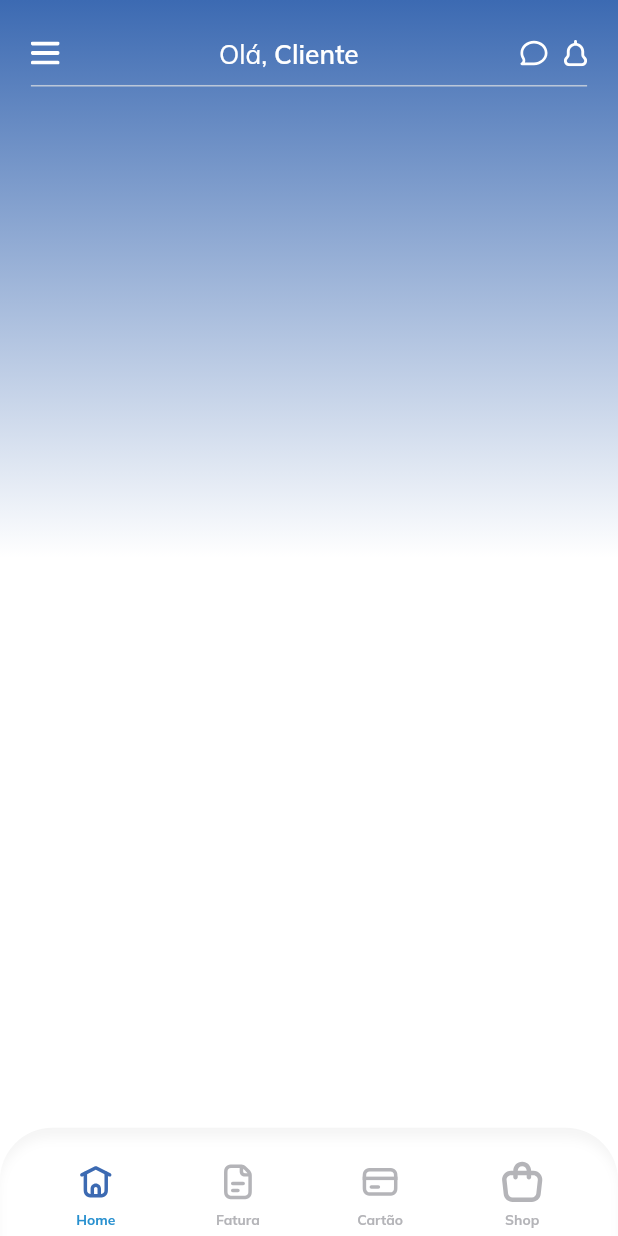
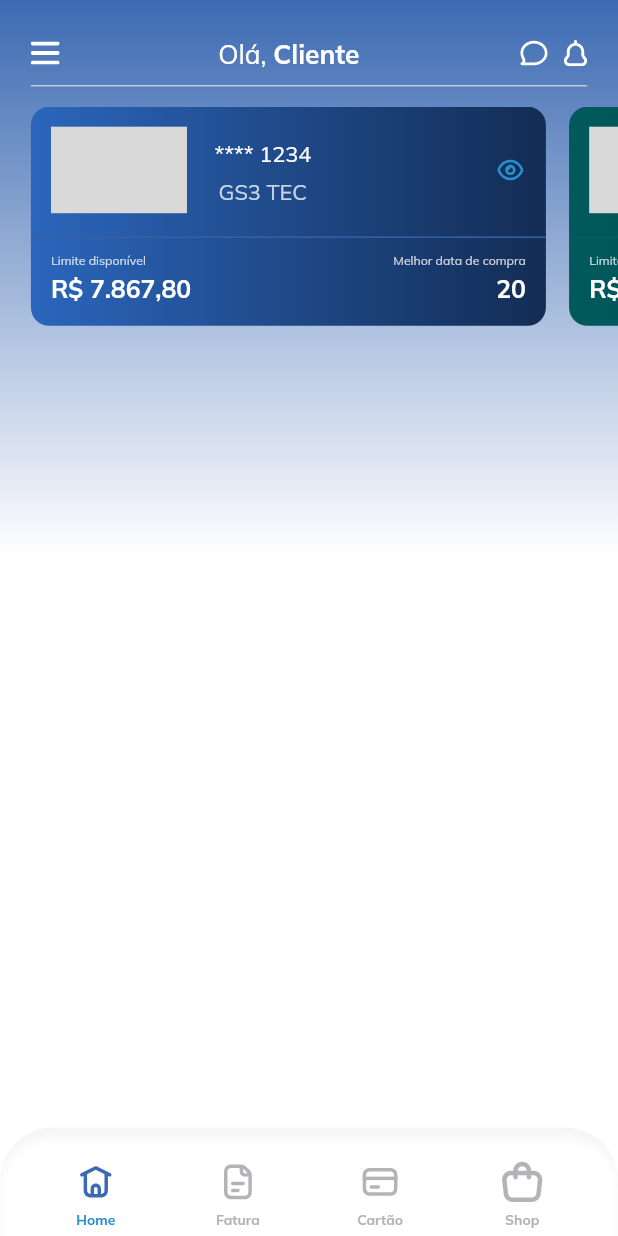
Before and after one commit to Marcoslima016/desafio_gs3, a Flutter app: the screen it shows after launch, on a phone screen of 412 x 824 dp. Run offline on Flutter 3.47's test engine with Material 2 defaults, Android fonts, the phone set to English and light mode, and no system bars; our stand-ins replace flutter_screenutil, flutter_svg, google_fonts.

Commit message:
feat: Cards Horizontal List

```diff
--- a/lib/app/modules/home/presentation/home.view.dart
+++ b/lib/app/modules/home/presentation/home.view.dart
@@ -22,7 +22,11 @@ class _HomeViewState extends State<HomeView> {
       body: PageBackground(
         child: Column(
           children: const [
+            //-------- TOP BAR --------
             HomeTopBar(),
+
+            //-------- BANK CARDS --------
+            CardsHorizontalList(),
           ],
         ),
       ),
--- a/lib/app/modules/home/presentation/widgets/cards_horizontal_list/cards_horizontal_list.imports.dart
+++ b/lib/app/modules/home/presentation/widgets/cards_horizontal_list/cards_horizontal_list.imports.dart
@@ -0,0 +1,2 @@
+export 'cards_horizontal_list.imports.dart';
+export './presentation/presentation.imports.dart';
--- /dev/null
+++ b/lib/app/modules/home/presentation/widgets/cards_horizontal_list/presentation/cards_horizontal_list.controller.dart
@@ -0,0 +1,29 @@
+class CardsHorizontalListController {
+  List<BankCardDetails> cardsList = [
+    BankCardDetails(
+      cardNumber: "111 222",
+      name: "GS3 TEC",
+      limit: 7867.80,
+      bestDayToBuy: 20,
+    ),
+    BankCardDetails(
+      cardNumber: "111 222",
+      name: "GS3 TEC",
+      limit: 7867.80,
+      bestDayToBuy: 20,
+    ),
+  ];
+}
+
+class BankCardDetails {
+  final String cardNumber;
+  final String name;
+  final double limit;
+  final int bestDayToBuy;
+  BankCardDetails({
+    required this.cardNumber,
+    required this.name,
+    required this.limit,
+    required this.bestDayToBuy,
+  });
+}
--- /dev/null
+++ b/lib/app/modules/home/presentation/widgets/cards_horizontal_list/presentation/cards_horizontal_list.view.dart
@@ -0,0 +1,50 @@
+import 'package:flutter/cupertino.dart';
+import 'package:flutter/src/widgets/container.dart';
+import 'package:flutter/src/widgets/framework.dart';
+import 'package:flutter_screenutil/flutter_screenutil.dart';
+
+import 'presentation.imports.dart';
+
+class CardsHorizontalList extends StatefulWidget {
+  const CardsHorizontalList({super.key});
+
+  @override
+  State<CardsHorizontalList> createState() => _CardsHorizontalListState();
+}
+
+class _CardsHorizontalListState extends State<CardsHorizontalList> {
+  late final CardsHorizontalListController controller;
+
+  @override
+  void initState() {
+    controller = CardsHorizontalListController();
+    super.initState();
+  }
+
+  @override
+  Widget build(BuildContext context) {
+    return Container(
+      width: 1.sw,
+      margin: EdgeInsets.only(top: 13.sp),
+      child: SingleChildScrollView(
+        scrollDirection: Axis.horizontal,
+        child: Row(
+          mainAxisAlignment: MainAxisAlignment.center,
+          children: List<Widget>.generate(
+            controller.cardsList.length,
+            (index) {
+              return Row(
+                children: [
+                  index == 0 ? SizedBox(width: 18.w) : Container(),
+                  BankCard(
+                    index: index,
+                  ),
+                ],
+              );
+            },
+          ),
+        ),
+      ),
+    );
+  }
+}
--- /dev/null
+++ b/lib/app/modules/home/presentation/widgets/cards_horizontal_list/presentation/presentation.imports.dart
@@ -0,0 +1,4 @@
+export 'cards_horizontal_list.controller.dart';
+export 'cards_horizontal_list.view.dart';
+export 'presentation.imports.dart';
+export './widgets/widgets.imports.dart';
--- /dev/null
+++ b/lib/app/modules/home/presentation/widgets/cards_horizontal_list/presentation/widgets/bank_card.widget.dart
@@ -0,0 +1,175 @@
+import 'package:desafio_gs3/lib.imports.dart';
+import 'package:flutter/material.dart';
+import 'package:flutter/src/widgets/container.dart';
+import 'package:flutter/src/widgets/framework.dart';
+import 'package:flutter_screenutil/flutter_screenutil.dart';
+import 'package:flutter_svg/svg.dart';
+
+class BankCard extends StatelessWidget {
+  const BankCard({
+    super.key,
+    required this.index,
+  });
+
+  final int index;
+
+  static const List<List<Color>> grandientColorsVariations = [
+    [Color(0xff2B66BC), Color(0xff132D55)],
+    [Color.fromARGB(255, 1, 89, 91), Color(0xff005153)],
+  ];
+
+  static const List<Color> dividerColorsVariations = [
+    Color(0xff3660A1),
+    Color.fromARGB(255, 3, 95, 97),
+  ];
+
+  @override
+  Widget build(BuildContext context) {
+    return Container(
+      width: 300.w,
+      // height: 140.h,
+      margin: EdgeInsets.only(right: 15.sp),
+      // padding: EdgeInsets.all(13.sp),
+      decoration: BoxDecoration(
+        borderRadius: BorderRadius.circular(12.sp),
+        gradient: LinearGradient(
+          begin: Alignment.centerLeft,
+          end: Alignment.centerRight,
+          stops: [0, 0.99],
+          colors: [
+            grandientColorsVariations[index][0],
+            grandientColorsVariations[index][1],
+          ],
+        ),
+      ),
+      child: Column(
+        children: [
+          Padding(
+            padding: EdgeInsets.only(
+              left: 13.sp,
+              top: 13.sp,
+              right: 13.sp,
+            ),
+            child: Row(
+              children: [
+                //--------- IMAGEM ---------
+                Container(
+                  width: 88.sp,
+                  height: 56.sp,
+                  decoration: BoxDecoration(
+                    color: Color(0xffD9D9D9),
+                  ),
+                ),
+
+                //--------- DADOS ---------
+                Padding(
+                  padding: EdgeInsets.only(left: 16.w),
+                  child: Column(
+                    children: [
+                      AText.bodyMedium(
+                        "**** 1234",
+                      ),
+                      Opacity(
+                        opacity: 0.76,
+                        child: AText.bodyMedium(
+                          "GS3 TEC",
+                        ),
+                      ),
+                    ],
+                  ),
+                ),
+
+                Expanded(
+                  child: Container(),
+                ),
+
+                //--------- BOTAO VER MAIS ---------
+                SvgPicture.asset(
+                  "assets/icons/Eye.svg",
+                  color: AppTheme.colors.secondary,
+                  width: 18.w,
+                  fit: BoxFit.fitWidth,
+                ),
+              ],
+            ),
+          ),
+
+          //--------- DIVIDER ---------
+          Container(
+            width: 1.sw,
+            height: 1.h,
+            margin: EdgeInsets.only(top: 15.h),
+            color: dividerColorsVariations[index],
+          ),
+
+          Padding(
+            padding: EdgeInsets.only(
+              top: 6.5.sp,
+              left: 13.sp,
+              right: 13.sp,
+              bottom: 13.sp,
+            ),
+            child: Row(
+              mainAxisAlignment: MainAxisAlignment.spaceBetween,
+              children: [
+                //
+                //------ LIMITE DISPONIVEL ------
+                Column(
+                  crossAxisAlignment: CrossAxisAlignment.start,
+                  children: [
+                    SizedBox(
+                      height: 13.sp,
+                      child: Column(
+                        mainAxisAlignment: MainAxisAlignment.end,
+                        children: [
+                          Opacity(
+                            opacity: 0.76,
+                            child: AText.labelSmall(
+                              "Limite disponível",
+                            ),
+                          ),
+                        ],
+                      ),
+                    ),
+                    SizedBox(height: 4.h),
+                    AText.bodyLarge(
+                      "R\$ 7.867,80",
+                      lineHeight: 1.25,
+                    ),
+                  ],
+                ),
+
+                //------ MELHOR DATA DE COMPRA ------
+
+                Column(
+                  crossAxisAlignment: CrossAxisAlignment.end,
+                  children: [
+                    SizedBox(
+                      height: 13.sp,
+                      child: Column(
+                        mainAxisAlignment: MainAxisAlignment.end,
+                        children: [
+                          Opacity(
+                            opacity: 0.76,
+                            child: AText.labelSmall(
+                              "Melhor data de compra",
+                            ),
+                          ),
+                        ],
+                      ),
+                    ),
+                    SizedBox(height: 4.h),
+                    AText.bodyLarge(
+                      "20",
+                      lineHeight: 1.25,
+                    ),
+                  ],
+                ),
+              ],
+            ),
+          ),
+        ],
+      ),
+    );
+  }
+}
--- /dev/null
+++ b/lib/app/modules/home/presentation/widgets/cards_horizontal_list/presentation/widgets/widgets.imports.dart
@@ -0,0 +1 @@
+export 'bank_card.widget.dart';
--- a/lib/app/modules/home/presentation/widgets/home_top_bar/home_top_bar.view.dart
+++ b/lib/app/modules/home/presentation/widgets/home_top_bar/home_top_bar.view.dart
@@ -59,7 +59,7 @@ class _HomeTopBarState extends State<HomeTopBar> {
                       "Cliente",
                       style: GoogleFonts.mulish(
                         fontSize: 17.sp,
-                        fontWeight: FontWeight.w600,
+                        fontWeight: FontWeight.w700,
                         color: Colors.white,
                       ),
                     ),
--- a/lib/app/presentation/theme/tokens/theme_text_styles.dart
+++ b/lib/app/presentation/theme/tokens/theme_text_styles.dart
@@ -64,18 +64,19 @@ class ThemeTextStyles {
   static IAppTextStyle bodyLarge = IAppTextStyle.style(
     _parent.copyWith(
       fontSize: 16,
-      fontWeight: FontWeight.w300,
+      fontWeight: FontWeight.w700,
       // height: 1.18,
-      color: Colors.grey[400],
+      color: Colors.white,
     ),
   );
 
+  // ** EM USO
   static IAppTextStyle bodyMedium = IAppTextStyle.style(
     _parent.copyWith(
       fontSize: 14,
-      fontWeight: FontWeight.w300,
-      // height: 1.18,
-      color: Colors.grey[400],
+      fontWeight: FontWeight.w400,
+      height: 1.71,
+      color: Colors.white,
     ),
   );
 
@@ -99,6 +100,16 @@ class ThemeTextStyles {
 
   //-------------------------------------------- LABEL --------------------------------------------
 
+// ** EM USO
+  static IAppTextStyle labelSmall = IAppTextStyle.style(
+    _parent.copyWith(
+      fontSize: 8,
+      fontWeight: FontWeight.w400,
+      color: Color(0xffFFFFFF),
+    ),
+  );
+
+  // ** EM USO
   static IAppTextStyle labelRegularBold = IAppTextStyle.style(
     _parent.copyWith(
       fontSize: 9,
--- a/lib/app/presentation/theme/widgets/atoms/text.atom.widget.dart
+++ b/lib/app/presentation/theme/widgets/atoms/text.atom.widget.dart
@@ -7,6 +7,7 @@ class AText extends StatelessWidget {
   final Color? color;
   final TextAlign? align;
   final TextStyle? variation;
+  final double? lineHeight;
 
   AText.displaySmall(
     this.data, {
@@ -14,6 +15,7 @@ class AText extends StatelessWidget {
     this.color,
     this.variation,
     this.align,
+    this.lineHeight,
   }) : style = ThemeTextStyles.displaySmall;
 
   AText.displayMedium(
@@ -22,6 +24,7 @@ class AText extends StatelessWidget {
     this.color,
     this.variation,
     this.align,
+    this.lineHeight,
   }) : style = ThemeTextStyles.displayMedium;
 
   AText.displayLarge(
@@ -30,6 +33,7 @@ class AText extends StatelessWidget {
     this.color,
     this.variation,
     this.align,
+    this.lineHeight,
   }) : style = ThemeTextStyles.displayLarge;
 
   AText.headingSmall(
@@ -38,6 +42,7 @@ class AText extends StatelessWidget {
     this.color,
     this.variation,
     this.align,
+    this.lineHeight,
   }) : style = ThemeTextStyles.headingSmall;
 
   AText.headingMedium(
@@ -46,6 +51,7 @@ class AText extends StatelessWidget {
     this.color,
     this.variation,
     this.align,
+    this.lineHeight,
   }) : style = ThemeTextStyles.headingMedium;
 
   AText.headingLarge(
@@ -54,6 +60,7 @@ class AText extends StatelessWidget {
     this.color,
     this.variation,
     this.align,
+    this.lineHeight,
   }) : style = ThemeTextStyles.headingLarge;
 
   AText.bodyMedium(
@@ -62,6 +69,7 @@ class AText extends StatelessWidget {
     this.color,
     this.variation,
     this.align,
+    this.lineHeight,
   }) : style = ThemeTextStyles.bodyMedium;
 
   AText.bodyLarge(
@@ -70,6 +78,7 @@ class AText extends StatelessWidget {
     this.color,
     this.variation,
     this.align,
+    this.lineHeight,
   }) : style = ThemeTextStyles.bodyLarge;
 
   AText.bodySmall(
@@ -78,6 +87,7 @@ class AText extends StatelessWidget {
     this.color,
     this.variation,
     this.align,
+    this.lineHeight,
   }) : style = ThemeTextStyles.bodySmall;
 
   AText.bodyMediumBold(
@@ -86,6 +96,7 @@ class AText extends StatelessWidget {
     this.color,
     this.variation,
     this.align,
+    this.lineHeight,
   }) : style = ThemeTextStyles.bodyMediumBold;
 
   AText.labelRegularBold(
@@ -94,13 +105,24 @@ class AText extends StatelessWidget {
     this.color,
     this.variation,
     this.align,
+    this.lineHeight,
   }) : style = ThemeTextStyles.labelRegularBold;
+
+  AText.labelSmall(
+    this.data, {
+    super.key,
+    this.color,
+    this.variation,
+    this.align,
+    this.lineHeight,
+  }) : style = ThemeTextStyles.labelSmall;
 
   @override
   Widget build(BuildContext context) {
     TextStyle finalStyle = style!;
 
     if (color != null) finalStyle = style!.copyWith(color: color);
+    if (lineHeight != null) finalStyle = style!.copyWith(height: lineHeight);
 
     return Text(
       data,
```
Also changed, not shown: assets/icons/Eye.svg (added).
